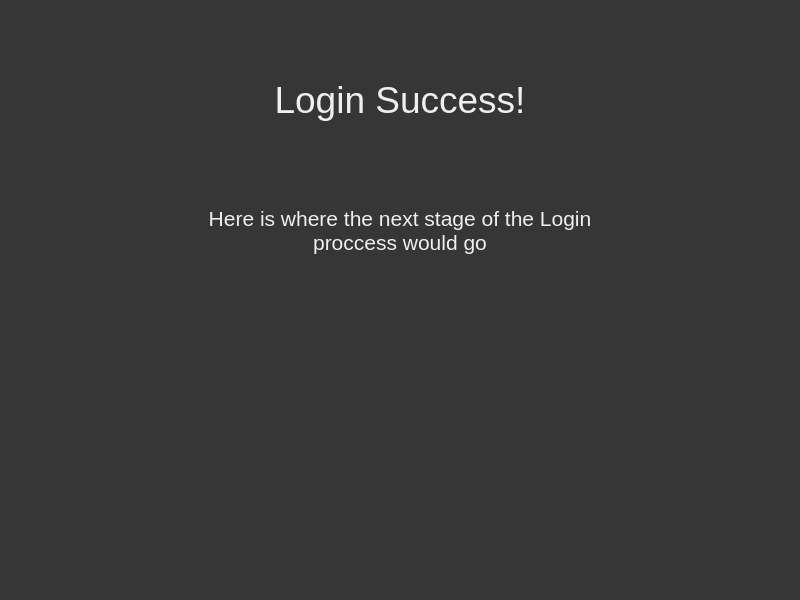
First picture: the form in client/loginSuccess.ui, repository JavierCrespoLaw/Masters-Capstone, before the edit.
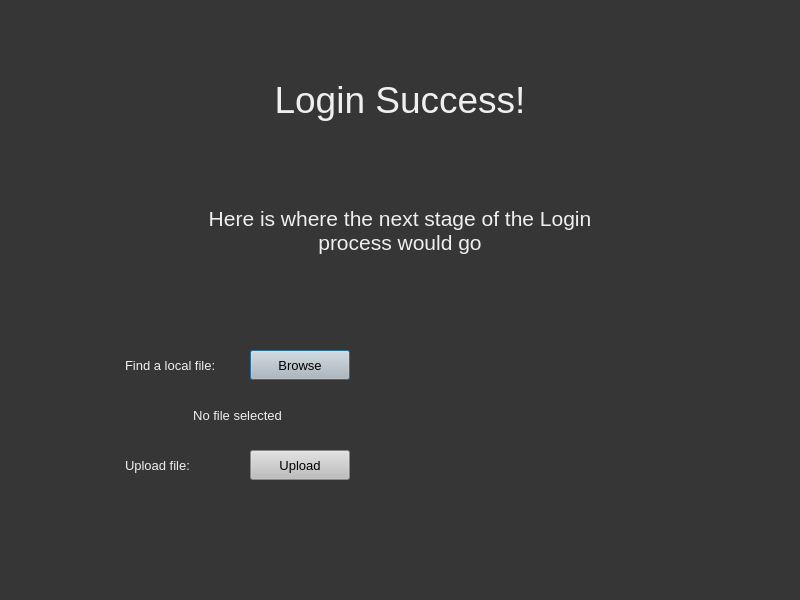
Second picture: the form after the edit.

The edit to the form file:
```diff
--- a/client/loginSuccess.ui
+++ b/client/loginSuccess.ui
@@ -53,7 +53,7 @@
 font-size:16pt;</string>
    </property>
    <property name="text">
-    <string>Here is where the next stage of the Login proccess would go</string>
+    <string>Here is where the next stage of the Login process would go</string>
    </property>
    <property name="alignment">
     <set>Qt::AlignCenter</set>
@@ -62,6 +62,97 @@
     <bool>true</bool>
    </property>
   </widget>
+  <widget class="QPushButton" name="browseButton">
+   <property name="geometry">
+    <rect>
+     <x>250</x>
+     <y>350</y>
+     <width>100</width>
+     <height>30</height>
+    </rect>
+   </property>
+   <property name="styleSheet">
+    <string notr="true">background-color: rgb(189, 189, 189);
+font-size: 10pt ;</string>
+   </property>
+   <property name="text">
+    <string>Browse</string>
+   </property>
+  </widget>
+  <widget class="QLabel" name="label_3">
+   <property name="geometry">
+    <rect>
+     <x>125</x>
+     <y>355</y>
+     <width>120</width>
+     <height>20</height>
+    </rect>
+   </property>
+   <property name="styleSheet">
+    <string notr="true">color: rgb(239, 239, 239);
+font-size:10pt;</string>
+   </property>
+   <property name="text">
+    <string>Find a local file:</string>
+   </property>
+  </widget>
+  <widget class="QPushButton" name="uploadButton">
+   <property name="geometry">
+    <rect>
+     <x>250</x>
+     <y>450</y>
+     <width>100</width>
+     <height>30</height>
+    </rect>
+   </property>
+   <property name="styleSheet">
+    <string notr="true">background-color: rgb(189, 189, 189);
+font-size: 10pt ;</string>
+   </property>
+   <property name="text">
+    <string>Upload</string>
+   </property>
+  </widget>
+  <widget class="QLabel" name="label_4">
+   <property name="geometry">
+    <rect>
+     <x>125</x>
+     <y>455</y>
+     <width>120</width>
+     <height>20</height>
+    </rect>
+   </property>
+   <property name="styleSheet">
+    <string notr="true">color: rgb(239, 239, 239);
+font-size:10pt;</string>
+   </property>
+   <property name="text">
+    <string>Upload file:</string>
+   </property>
+  </widget>
+  <widget class="QLabel" name="label_5">
+   <property name="geometry">
+    <rect>
+     <x>125</x>
+     <y>405</y>
+     <width>225</width>
+     <height>20</height>
+    </rect>
+   </property>
+   <property name="layoutDirection">
+    <enum>Qt::LeftToRight</enum>
+   </property>
+   <property name="styleSheet">
+    <string notr="true">color: rgb(239, 239, 239);
+font-size:10pt;</string>
+   </property>
+   <property name="text">
+    <string>No file selected</string>
+   </property>
+   <property name="alignment">
+    <set>Qt::AlignCenter</set>
+   </property>
+  </widget>
  </widget>
  <resources/>
  <connections/>
```
